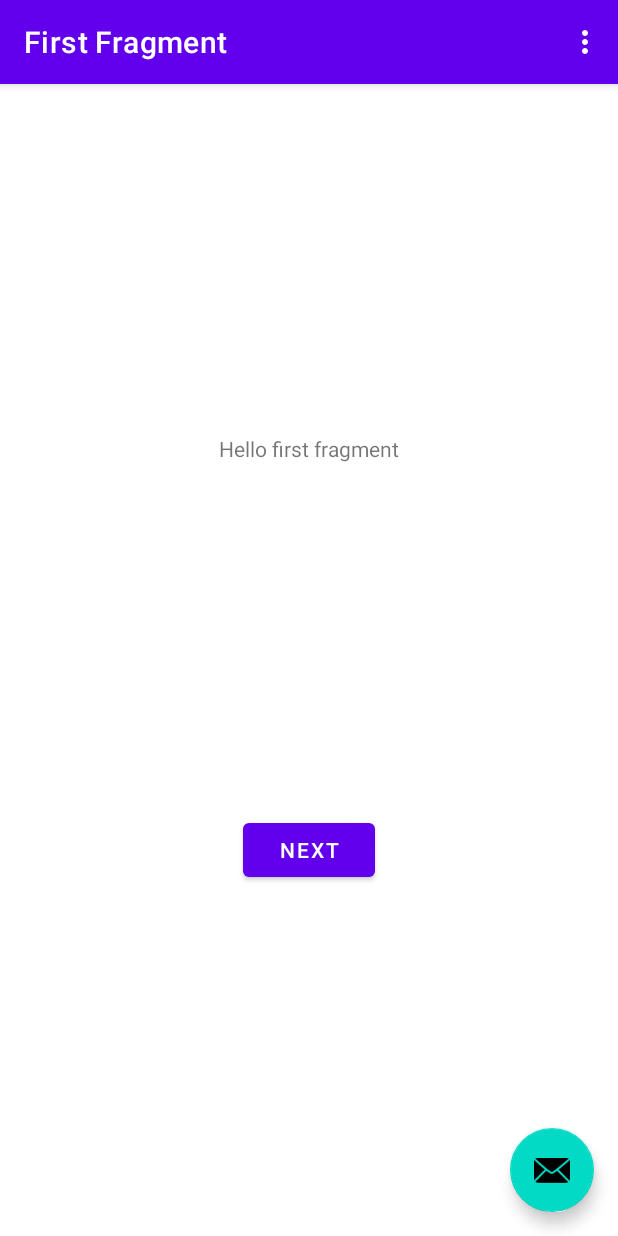
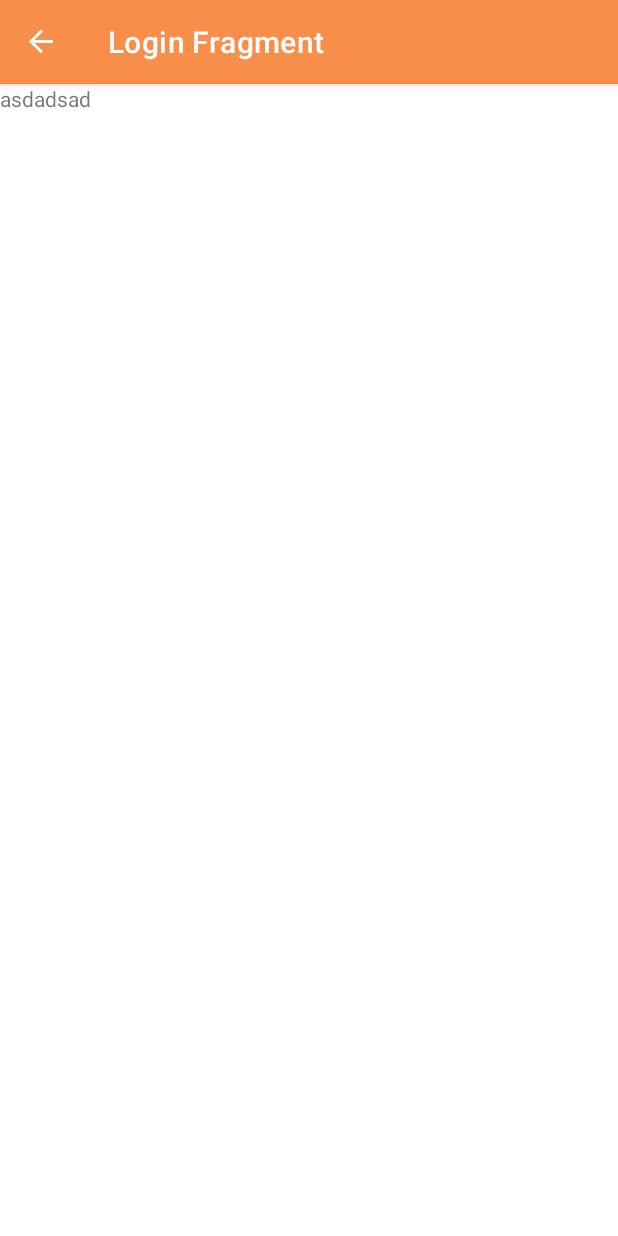
Before and after one commit to dprieto94/DragonBallAppAdvance, an Android app: the screen it shows after launch (MainActivity), on a phone screen of 412 x 824 dp. Run offline under Robolectric (Android 15) with nearby library versions, the phone set to English and light mode, and no system bars; our stand-ins replace navigation-ui.

Commit message:
First and second screens

```diff
--- a/app/src/main/AndroidManifest.xml
+++ b/app/src/main/AndroidManifest.xml
@@ -12,11 +12,13 @@
         android:supportsRtl="true"
         android:theme="@style/Theme.DragonBallApp"
         tools:targetApi="31">
+
         <activity
             android:name=".MainActivity"
             android:exported="true"
             android:label="@string/app_name"
             android:theme="@style/Theme.DragonBallApp.NoActionBar">
+
             <intent-filter>
                 <action android:name="android.intent.action.MAIN" />
 
--- a/app/src/main/java/com/dprieto/dragonballapp/FirstFragment.kt
+++ /dev/null
@@ -1,44 +0,0 @@
-package com.dprieto.dragonballapp
-
-import android.os.Bundle
-import androidx.fragment.app.Fragment
-import android.view.LayoutInflater
-import android.view.View
-import android.view.ViewGroup
-import androidx.navigation.fragment.findNavController
-import com.dprieto.dragonballapp.databinding.FragmentFirstBinding
-
-/**
- * A simple [Fragment] subclass as the default destination in the navigation.
- */
-class FirstFragment : Fragment() {
-
-    private var _binding: FragmentFirstBinding? = null
-
-    // This property is only valid between onCreateView and
-    // onDestroyView.
-    private val binding get() = _binding!!
-
-    override fun onCreateView(
-        inflater: LayoutInflater, container: ViewGroup?,
-        savedInstanceState: Bundle?
-    ): View? {
-
-        _binding = FragmentFirstBinding.inflate(inflater, container, false)
-        return binding.root
-
-    }
-
-    override fun onViewCreated(view: View, savedInstanceState: Bundle?) {
-        super.onViewCreated(view, savedInstanceState)
-
-        binding.buttonFirst.setOnClickListener {
-            findNavController().navigate(R.id.action_FirstFragment_to_SecondFragment)
-        }
-    }
-
-    override fun onDestroyView() {
-        super.onDestroyView()
-        _binding = null
-    }
-}
--- a/app/src/main/java/com/dprieto/dragonballapp/SecondFragment.kt
+++ b/app/src/main/java/com/dprieto/dragonballapp/LoginFragment.kt
@@ -5,15 +5,14 @@ import androidx.fragment.app.Fragment
 import android.view.LayoutInflater
 import android.view.View
 import android.view.ViewGroup
-import androidx.navigation.fragment.findNavController
-import com.dprieto.dragonballapp.databinding.FragmentSecondBinding
+import com.dprieto.dragonballapp.databinding.FragmentLoginBinding
 
 /**
  * A simple [Fragment] subclass as the second destination in the navigation.
  */
-class SecondFragment : Fragment() {
+class LoginFragment : Fragment() {
 
-    private var _binding: FragmentSecondBinding? = null
+    private var _binding: FragmentLoginBinding? = null
 
     // This property is only valid between onCreateView and
     // onDestroyView.
@@ -24,7 +23,7 @@ class SecondFragment : Fragment() {
         savedInstanceState: Bundle?
     ): View? {
 
-        _binding = FragmentSecondBinding.inflate(inflater, container, false)
+        _binding = FragmentLoginBinding.inflate(inflater, container, false)
         return binding.root
 
     }
@@ -32,9 +31,6 @@ class SecondFragment : Fragment() {
     override fun onViewCreated(view: View, savedInstanceState: Bundle?) {
         super.onViewCreated(view, savedInstanceState)
 
-        binding.buttonSecond.setOnClickListener {
-            findNavController().navigate(R.id.action_SecondFragment_to_FirstFragment)
-        }
     }
 
     override fun onDestroyView() {
--- a/app/src/main/java/com/dprieto/dragonballapp/MainActivity.kt
+++ b/app/src/main/java/com/dprieto/dragonballapp/MainActivity.kt
@@ -28,27 +28,8 @@ class MainActivity : AppCompatActivity() {
         appBarConfiguration = AppBarConfiguration(navController.graph)
         setupActionBarWithNavController(navController, appBarConfiguration)
 
-        binding.fab.setOnClickListener { view ->
-            Snackbar.make(view, "Replace with your own action", Snackbar.LENGTH_LONG)
-                .setAction("Action", null).show()
-        }
     }
 
-    override fun onCreateOptionsMenu(menu: Menu): Boolean {
-        // Inflate the menu; this adds items to the action bar if it is present.
-        menuInflater.inflate(R.menu.menu_main, menu)
-        return true
-    }
-
-    override fun onOptionsItemSelected(item: MenuItem): Boolean {
-        // Handle action bar item clicks here. The action bar will
-        // automatically handle clicks on the Home/Up button, so long
-        // as you specify a parent activity in AndroidManifest.xml.
-        return when (item.itemId) {
-            R.id.action_settings -> true
-            else -> super.onOptionsItemSelected(item)
-        }
-    }
 
     override fun onSupportNavigateUp(): Boolean {
         val navController = findNavController(R.id.nav_host_fragment_content_main)
--- /dev/null
+++ b/app/src/main/java/com/dprieto/dragonballapp/SplashFragment.kt
@@ -0,0 +1,62 @@
+package com.dprieto.dragonballapp
+
+import android.os.Bundle
+import android.view.LayoutInflater
+import android.view.View
+import android.view.ViewGroup
+import androidx.appcompat.app.AppCompatActivity
+import androidx.fragment.app.Fragment
+import androidx.lifecycle.lifecycleScope
+import androidx.navigation.fragment.findNavController
+import com.dprieto.dragonballapp.databinding.FragmentSplashBinding
+import kotlinx.coroutines.delay
+
+
+class SplashFragment : Fragment() {
+
+    private var _binding: FragmentSplashBinding? = null
+
+    // This property is only valid between onCreateView and
+    // onDestroyView.
+    private val binding get() = _binding!!
+
+    override fun onCreateView(
+        inflater: LayoutInflater, container: ViewGroup?,
+        savedInstanceState: Bundle?
+    ): View? {
+
+        _binding = FragmentSplashBinding.inflate(inflater, container, false)
+        return binding.root
+
+    }
+
+    override fun onViewCreated(view: View, savedInstanceState: Bundle?) {
+        super.onViewCreated(view, savedInstanceState)
+
+        lifecycleScope.launchWhenCreated {
+            goToLoginFragment()
+        }
+
+    }
+
+    private suspend fun goToLoginFragment() {
+        delay(3000)
+        findNavController()
+            .navigate(SplashFragmentDirections.actionSplashFragmentToLoginFragment())
+    }
+
+    override fun onDestroyView() {
+        super.onDestroyView()
+        _binding = null
+    }
+
+    override fun onResume() {
+        super.onResume()
+        (activity as AppCompatActivity?)?.supportActionBar?.hide()
+    }
+
+    override fun onStop() {
+        super.onStop()
+        (activity as AppCompatActivity?)?.supportActionBar?.show()
+    }
+}
--- a/app/src/main/res/layout/activity_main.xml
+++ b/app/src/main/res/layout/activity_main.xml
@@ -22,13 +22,4 @@
 
     <include layout="@layout/content_main" />
 
-    <com.google.android.material.floatingactionbutton.FloatingActionButton
-        android:id="@+id/fab"
-        android:layout_width="wrap_content"
-        android:layout_height="wrap_content"
-        android:layout_gravity="bottom|end"
-        android:layout_marginEnd="@dimen/fab_margin"
-        android:layout_marginBottom="16dp"
-        app:srcCompat="@android:drawable/ic_dialog_email" />
-
 </androidx.coordinatorlayout.widget.CoordinatorLayout>
--- a/app/src/main/res/layout/fragment_first.xml
+++ /dev/null
@@ -1,28 +0,0 @@
-<?xml version="1.0" encoding="utf-8"?>
-<androidx.constraintlayout.widget.ConstraintLayout xmlns:android="http://schemas.android.com/apk/res/android"
-    xmlns:app="http://schemas.android.com/apk/res-auto"
-    xmlns:tools="http://schemas.android.com/tools"
-    android:layout_width="match_parent"
-    android:layout_height="match_parent"
-    tools:context=".FirstFragment">
-
-    <TextView
-        android:id="@+id/textview_first"
-        android:layout_width="wrap_content"
-        android:layout_height="wrap_content"
-        android:text="@string/hello_first_fragment"
-        app:layout_constraintBottom_toTopOf="@id/button_first"
-        app:layout_constraintEnd_toEndOf="parent"
-        app:layout_constraintStart_toStartOf="parent"
-        app:layout_constraintTop_toTopOf="parent" />
-
-    <Button
-        android:id="@+id/button_first"
-        android:layout_width="wrap_content"
-        android:layout_height="wrap_content"
-        android:text="@string/next"
-        app:layout_constraintBottom_toBottomOf="parent"
-        app:layout_constraintEnd_toEndOf="parent"
-        app:layout_constraintStart_toStartOf="parent"
-        app:layout_constraintTop_toBottomOf="@id/textview_first" />
-</androidx.constraintlayout.widget.ConstraintLayout>
--- /dev/null
+++ b/app/src/main/res/layout/fragment_login.xml
@@ -0,0 +1,16 @@
+<?xml version="1.0" encoding="utf-8"?>
+<LinearLayout xmlns:android="http://schemas.android.com/apk/res/android"
+    xmlns:app="http://schemas.android.com/apk/res-auto"
+    xmlns:tools="http://schemas.android.com/tools"
+    android:orientation="vertical"
+    android:layout_width="match_parent"
+    android:layout_height="match_parent"
+    tools:context=".LoginFragment">
+
+    <TextView
+        android:layout_width="match_parent"
+        android:layout_height="wrap_content"
+        android:text="asdadsad"/>
+
+
+</LinearLayout>
--- a/app/src/main/res/navigation/nav_graph.xml
+++ b/app/src/main/res/navigation/nav_graph.xml
@@ -3,26 +3,29 @@
     xmlns:app="http://schemas.android.com/apk/res-auto"
     xmlns:tools="http://schemas.android.com/tools"
     android:id="@+id/nav_graph"
-    app:startDestination="@id/FirstFragment">
+    app:startDestination="@id/SplashScreenFragment">
 
     <fragment
-        android:id="@+id/FirstFragment"
-        android:name="com.dprieto.dragonballapp.FirstFragment"
-        android:label="@string/first_fragment_label"
-        tools:layout="@layout/fragment_first">
+        android:id="@+id/SplashScreenFragment"
+        android:name="com.dprieto.dragonballapp.SplashFragment"
+        android:label="@string/splash_fragment"
+        tools:layout="@layout/fragment_splash">
 
         <action
-            android:id="@+id/action_FirstFragment_to_SecondFragment"
-            app:destination="@id/SecondFragment" />
+            android:id="@+id/action_SplashFragment_to_LoginFragment"
+            app:destination="@id/LoginScreenFragment"
+            app:launchSingleTop="true"
+            app:popUpTo="@+id/nav_graph"
+            app:popUpToInclusive="true"
+            />
+
     </fragment>
     <fragment
-        android:id="@+id/SecondFragment"
-        android:name="com.dprieto.dragonballapp.SecondFragment"
-        android:label="@string/second_fragment_label"
-        tools:layout="@layout/fragment_second">
+        android:id="@+id/LoginScreenFragment"
+        android:name="com.dprieto.dragonballapp.LoginFragment"
+        android:label="@string/login_fragment"
+        tools:layout="@layout/fragment_login">
 
-        <action
-            android:id="@+id/action_SecondFragment_to_FirstFragment"
-            app:destination="@id/FirstFragment" />
+
     </fragment>
 </navigation>
--- a/app/src/main/res/values/colors.xml
+++ b/app/src/main/res/values/colors.xml
@@ -7,4 +7,7 @@
     <color name="teal_700">#FF018786</color>
     <color name="black">#FF000000</color>
     <color name="white">#FFFFFFFF</color>
+
+    <color name="dragon_ball_orange">#FF6600</color>
+    <color name="dragon_ball_orange_light">#F78F4A</color>
 </resources>
--- a/app/src/main/res/values/strings.xml
+++ b/app/src/main/res/values/strings.xml
@@ -2,11 +2,13 @@
     <string name="app_name">DragonBallApp</string>
     <string name="action_settings">Settings</string>
     <!-- Strings used for fragments for navigation -->
-    <string name="first_fragment_label">First Fragment</string>
-    <string name="second_fragment_label">Second Fragment</string>
+    <string name="splash_fragment">Splash Fragment</string>
+    <string name="login_fragment">Login Fragment</string>
     <string name="next">Next</string>
     <string name="previous">Previous</string>
 
     <string name="hello_first_fragment">Hello first fragment</string>
     <string name="hello_second_fragment">Hello second fragment. Arg: %1$s</string>
+    <!-- TODO: Remove or change this placeholder text -->
+    <string name="hello_blank_fragment">Hello blank fragment</string>
 </resources>
--- a/app/src/main/res/values/themes.xml
+++ b/app/src/main/res/values/themes.xml
@@ -2,7 +2,7 @@
     <!-- Base application theme. -->
     <style name="Theme.DragonBallApp" parent="Theme.MaterialComponents.DayNight.DarkActionBar">
         <!-- Primary brand color. -->
-        <item name="colorPrimary">@color/purple_500</item>
+        <item name="colorPrimary">@color/dragon_ball_orange_light</item>
         <item name="colorPrimaryVariant">@color/purple_700</item>
         <item name="colorOnPrimary">@color/white</item>
         <!-- Secondary brand color. -->
@@ -10,7 +10,7 @@
         <item name="colorSecondaryVariant">@color/teal_700</item>
         <item name="colorOnSecondary">@color/black</item>
         <!-- Status bar color. -->
-        <item name="android:statusBarColor">?attr/colorPrimaryVariant</item>
+        <item name="android:statusBarColor">@color/dragon_ball_orange</item>
         <!-- Customize your theme here. -->
     </style>
 
@@ -19,6 +19,7 @@
         <item name="windowNoTitle">true</item>
     </style>
 
+
     <style name="Theme.DragonBallApp.AppBarOverlay" parent="ThemeOverlay.AppCompat.Dark.ActionBar" />
 
     <style name="Theme.DragonBallApp.PopupOverlay" parent="ThemeOverlay.AppCompat.Light" />
--- a/build.gradle
+++ b/build.gradle
@@ -3,4 +3,5 @@ plugins {
     id 'com.android.application' version '7.3.0' apply false
     id 'com.android.library' version '7.3.0' apply false
     id 'org.jetbrains.kotlin.android' version '1.7.10' apply false
+    id 'androidx.navigation.safeargs.kotlin' version '2.5.3' apply false
 }
```
Also changed, not shown: app/build.gradle (+10 -2 lines), app/src/main/res/layout/fragment_second.xml (deleted, +0 -27 lines), app/src/main/res/layout/fragment_splash.xml (added, +16 -0 lines), app/src/main/res/drawable/dragon_ball_title.png (added), app/src/main/res/drawable/goku_no_background.png (added).
